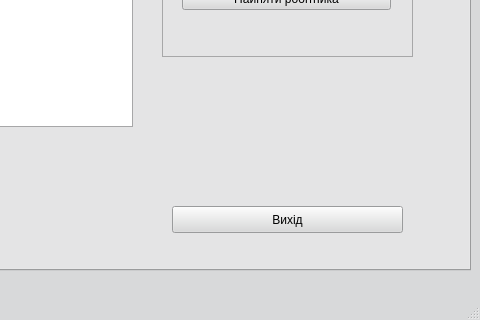
landrew31/db_course_work, file hr_department.ui: the form before one commit; both pictures show x 880 to 1360 and y 440 to 760 of the 1360 by 760 pixel window.
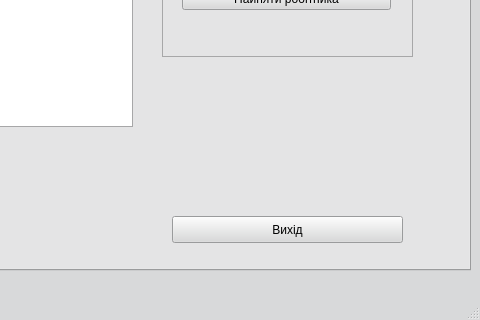
The form after the commit.

Diff of the .ui file:
```diff
--- a/hr_department.ui
+++ b/hr_department.ui
@@ -618,7 +618,7 @@
       <property name="geometry">
        <rect>
         <x>1050</x>
-        <y>620</y>
+        <y>630</y>
         <width>231</width>
         <height>27</height>
        </rect>
```
Left out of the diff: 2 changed lines with no effect on the pictures.
